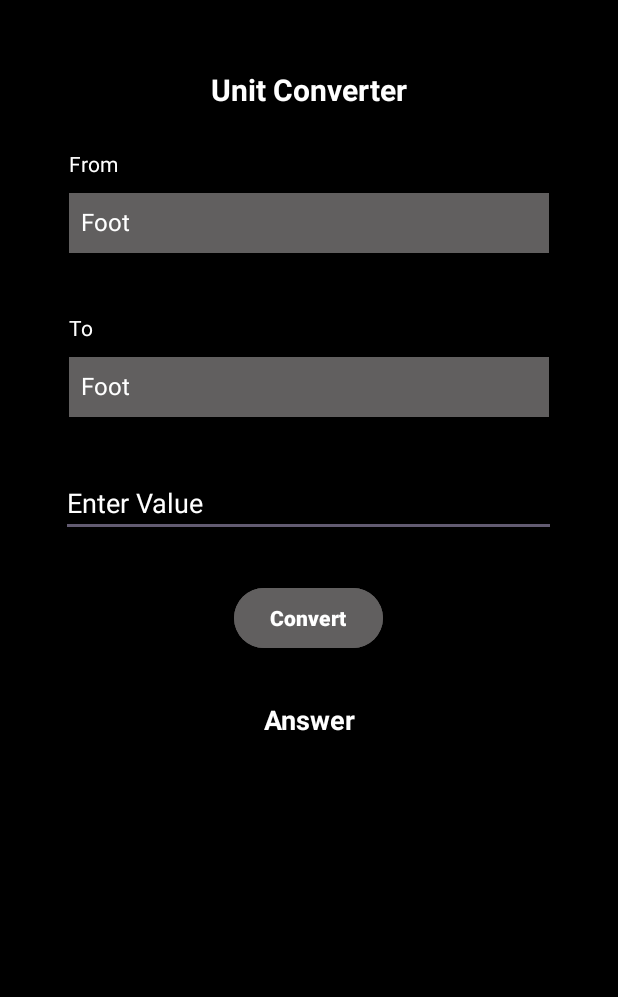
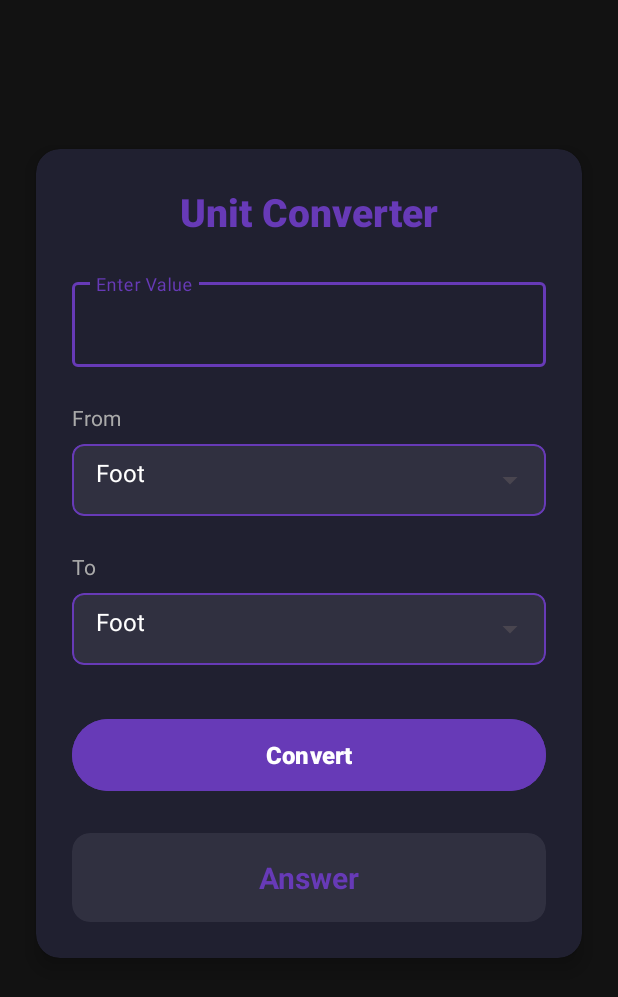
Before and after one commit to agsyna/JAVA-Apps, an Android app: the screen it shows after launch (MainActivity), on a phone screen of 412 x 824 dp. Shown: the top 997 px of the screen. Run offline under Robolectric (Android 15) with nearby library versions, the phone set to English and light mode, and no system bars.

Commit message:
Formatting

```diff
--- /dev/null
+++ b/UnitConverter/app/src/main/res/drawable/gradient_background.xml
@@ -0,0 +1,9 @@
+<?xml version="1.0" encoding="utf-8"?>
+<shape xmlns:android="http://schemas.android.com/apk/res/android">
+    <gradient
+        android:type="linear"
+        android:angle="135"
+        android:startColor="#121212"
+        android:centerColor="#1A1A2E"
+        android:endColor="#121212" />
+</shape>
--- /dev/null
+++ b/UnitConverter/app/src/main/res/drawable/result_background.xml
@@ -0,0 +1,5 @@
+<shape xmlns:android="http://schemas.android.com/apk/res/android" android:shape="rectangle">
+    <solid android:color="#1E1E1E"/>
+    <corners android:radius="16dp"/>
+    <stroke android:color="@color/white" android:width="1dp"/>
+</shape>
--- /dev/null
+++ b/UnitConverter/app/src/main/res/drawable/spinner_background.xml
@@ -0,0 +1,4 @@
+<shape xmlns:android="http://schemas.android.com/apk/res/android" android:shape="rectangle">
+    <solid android:color="@color/gray"/>
+    <corners android:radius="12dp"/>
+</shape>
--- a/UnitConverter/app/src/main/res/layout/activity_main.xml
+++ b/UnitConverter/app/src/main/res/layout/activity_main.xml
@@ -1,108 +1,152 @@
 <?xml version="1.0" encoding="utf-8"?>
-<LinearLayout
+<androidx.constraintlayout.widget.ConstraintLayout
     xmlns:android="http://schemas.android.com/apk/res/android"
     xmlns:app="http://schemas.android.com/apk/res-auto"
     xmlns:tools="http://schemas.android.com/tools"
     android:id="@+id/main"
-    android:orientation="vertical"
     android:layout_width="match_parent"
     android:layout_height="match_parent"
-    android:background="@color/black"
-    android:gravity="center_horizontal"
+    android:background='@color/background_dark'
     tools:context=".MainActivity">
+
+    <androidx.cardview.widget.CardView
+        android:layout_width="match_parent"
+        android:layout_height="wrap_content"
+        android:layout_marginStart="24dp"
+        android:layout_marginEnd="24dp"
+        app:cardBackgroundColor="@color/card_background"
+        app:cardCornerRadius="16dp"
+        app:cardElevation="8dp"
+        app:layout_constraintBottom_toBottomOf="parent"
+        app:layout_constraintEnd_toEndOf="parent"
+        app:layout_constraintStart_toStartOf="parent"
+        app:layout_constraintTop_toTopOf="parent"
+        app:layout_constraintVertical_bias="0.35">
+
+        <LinearLayout
+            android:layout_width="match_parent"
+            android:layout_height="wrap_content"
+            android:orientation="vertical"
+            android:padding="24dp">
 
             <TextView
                 android:id="@+id/unitConverter"
-        android:layout_marginTop="30dp"
                 android:layout_width="wrap_content"
                 android:layout_height="wrap_content"
                 android:layout_gravity="center"
-        android:padding="16dp"
+                android:fontFamily="sans-serif-medium"
                 android:text="@string/app_name"
-        android:textColor="@color/white"
-        android:textSize="20sp"
+                android:textColor="@color/primary"
+                android:textSize="26sp"
                 android:textStyle="bold" />
 
+            <com.google.android.material.textfield.TextInputLayout
+                style="@style/Widget.MaterialComponents.TextInputLayout.OutlinedBox"
+                android:layout_width="match_parent"
+                android:layout_height="wrap_content"
+                android:layout_marginTop="24dp"
+                android:hint="@string/enter_value"
+                app:boxStrokeColor="@color/primary"
+                app:hintTextColor="@color/primary">
+
+                <com.google.android.material.textfield.TextInputEditText
+                    android:id="@+id/inputText"
+                    android:layout_width="match_parent"
+                    android:layout_height="wrap_content"
+                    android:inputType="numberDecimal"
+                    android:textColor="@color/text" />
+            </com.google.android.material.textfield.TextInputLayout>
+
             <TextView
-        android:layout_width="320dp"
+                android:layout_width="match_parent"
                 android:layout_height="wrap_content"
-        android:textColor="@color/white"
-        android:textSize="14sp"
+                android:layout_marginTop="24dp"
                 android:text="@string/from"
-        android:layout_marginTop="10dp"
-/>
+                android:textColor="@color/text_secondary"
+                android:textSize="14sp" />
+
+            <com.google.android.material.card.MaterialCardView
+                android:layout_width="match_parent"
+                android:layout_height="wrap_content"
+                android:layout_marginTop="8dp"
+                app:cardBackgroundColor="@color/gray"
+                app:cardCornerRadius="8dp"
+                app:strokeColor="@color/primary"
+                app:strokeWidth="1dp">
+
                 <Spinner
                     android:id="@+id/fromUnitSpinner"
-        android:layout_width="320dp"
-
-        android:layout_height="40dp"
-            android:layout_gravity="center"
-            android:layout_marginTop="10dp"
-            android:background="@color/gray"
+                    android:layout_width="match_parent"
+                    android:layout_height="48dp"
                     android:entries="@array/unit_types"
-            android:textColor="@color/black"
-            android:textColorHint="@color/black"
-        />
+                    android:paddingStart="8dp"
+                    android:paddingEnd="8dp"
+                    android:popupBackground="@color/gray"
+                    android:spinnerMode="dropdown" />
+            </com.google.android.material.card.MaterialCardView>
 
             <TextView
-        android:layout_width="320dp"
+                android:layout_width="match_parent"
                 android:layout_height="wrap_content"
-        android:textColor="@color/white"
-        android:textSize="14sp"
+                android:layout_marginTop="24dp"
                 android:text="@string/to"
-        android:layout_marginTop="40dp"
-        />
+                android:textColor="@color/text_secondary"
+                android:textSize="14sp" />
+
+            <com.google.android.material.card.MaterialCardView
+                android:layout_width="match_parent"
+                android:layout_height="wrap_content"
+                android:layout_marginTop="8dp"
+                app:cardBackgroundColor="@color/gray"
+                app:cardCornerRadius="8dp"
+                app:strokeColor="@color/primary"
+                app:strokeWidth="1dp">
 
                 <Spinner
                     android:id="@+id/toUnitSpinner"
-        android:layout_width="320dp"
-        android:layout_height="40dp"
+                    android:layout_width="match_parent"
+                    android:layout_height="48dp"
+                    android:entries="@array/unit_types"
+                    android:paddingStart="8dp"
+                    android:paddingEnd="8dp"
+                    android:popupBackground="@color/gray"
+                    android:spinnerMode="dropdown" />
+            </com.google.android.material.card.MaterialCardView>
+
+            <com.google.android.material.button.MaterialButton
+                android:id="@+id/convertButton"
+                android:layout_width="match_parent"
+                android:layout_height="56dp"
                 android:layout_gravity="center"
-        android:layout_marginTop="10dp"
-        android:background="@color/gray"
-        android:entries="@array/unit_types"
-        android:textColor="@color/black"
-        android:textColorHint="@color/black"
-        />
+                android:layout_marginTop="32dp"
+                android:backgroundTint="@color/primary"
+                android:text="@string/convert"
+                android:textColor="@color/text"
+                android:textSize="16sp"
+                android:textStyle="bold"
+                app:cornerRadius="28dp"
+                app:elevation="4dp" />
 
-    <EditText
-        android:id="@+id/inputText"
-        android:layout_width="330dp"
-        android:layout_height="40dp"
-        android:layout_gravity="center"
-        android:layout_marginTop="40dp"
-        android:autofillHints="autofillHints"
-        android:hint="@string/enter_value"
-        android:textColor="@color/white"
-        android:textColorHint="@color/white"
-        android:inputType="numberDecimal"
-        />
-
-    <Button
-        android:id="@+id/convertButton"
-        android:layout_width="wrap_content"
+            <androidx.cardview.widget.CardView
+                android:layout_width="match_parent"
                 android:layout_height="wrap_content"
-        android:text="@string/convert"
-        android:layout_gravity="center"
-        android:textColor="@color/white"
-
-        android:textStyle="bold"
-        android:layout_marginTop="30dp"
-        android:backgroundTint="@color/gray"
-
-        />
+                android:layout_marginTop="24dp"
+                app:cardBackgroundColor="@color/gray"
+                app:cardCornerRadius="12dp"
+                app:cardElevation="0dp">
 
                 <TextView
                     android:id="@+id/answer"
+                    android:layout_width="match_parent"
                     android:layout_height="wrap_content"
+                    android:gravity="center"
+                    android:padding="16dp"
                     android:text="@string/answer"
-        android:layout_width="match_parent"
-        android:textSize="18sp"
-        android:padding="16dp"
-        android:layout_marginTop="15dp"
-        android:textStyle="bold"
-        android:textColor="@color/white"
-        android:gravity="center"/>
+                    android:textColor="@color/primary"
+                    android:textSize="20sp"
+                    android:textStyle="bold" />
+            </androidx.cardview.widget.CardView>
+        </LinearLayout>
+    </androidx.cardview.widget.CardView>
 
-
-</LinearLayout>
+</androidx.constraintlayout.widget.ConstraintLayout>
--- a/UnitConverter/app/src/main/res/values/colors.xml
+++ b/UnitConverter/app/src/main/res/values/colors.xml
@@ -1,6 +1,22 @@
 <?xml version="1.0" encoding="utf-8"?>
+
 <resources>
     <color name="black">#FF000000</color>
     <color name="white">#FFFFFFFF</color>
-    <color name="gray">#615F5F</color>
+    <color name="gray">#FF303040</color>
+    <color name="primary">#673AB7</color>
+    <color name="primary_dark">#896EBA</color>
+
+    <color name="accent">#FF7C4DFF</color>
+
+    <color name="background_dark">#FF121212</color>
+    <color name="background_light">#FFF</color>
+
+    <color name="card_background">#FF202030</color>
+
+    <color name="text_secondary">#FFAAAAAA</color>
+
+    <color name="text">#FFF</color>
+
+
 </resources>
```
Lines whose indentation alone changed are shown as unchanged.
